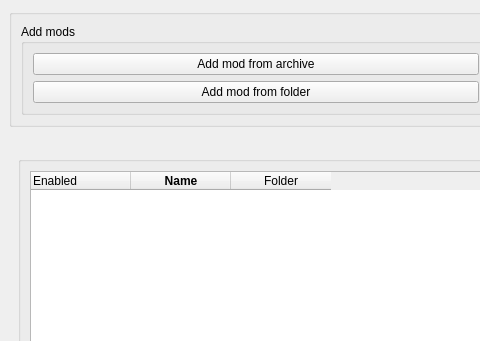
First picture: the form in ui/modbuddy.ui, repository OlavStornes/ModBuddy, before the edit; both pictures show x 0 to 480 and y 0 to 341 of the 1463 by 809 pixel window.
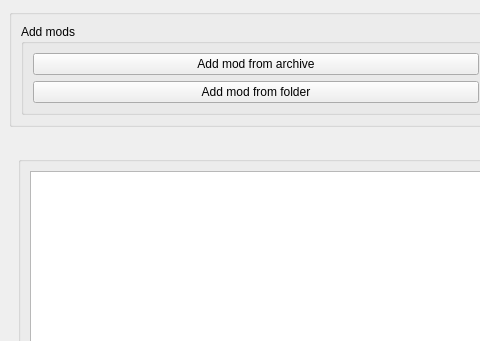
Second picture: the form after the edit.

Commit message: Refactor to use tableView

```diff
--- a/ui/modbuddy.ui
+++ b/ui/modbuddy.ui
@@ -138,7 +138,7 @@
          </property>
          <layout class="QHBoxLayout" name="horizontalLayout_3">
           <item>
-           <widget class="QTableWidget" name="mod_list">
+           <widget class="QTableView" name="mod_list">
             <property name="sizePolicy">
              <sizepolicy hsizetype="Expanding" vsizetype="Expanding">
               <horstretch>1</horstretch>
@@ -178,39 +178,12 @@
             <property name="cornerButtonEnabled">
              <bool>true</bool>
             </property>
-            <attribute name="horizontalHeaderShowSortIndicator" stdset="0">
-             <bool>false</bool>
-            </attribute>
-            <attribute name="horizontalHeaderStretchLastSection">
+            <attribute name="verticalHeaderVisible">
              <bool>false</bool>
             </attribute>
             <attribute name="verticalHeaderCascadingSectionResizes">
              <bool>true</bool>
             </attribute>
-            <column>
-             <property name="text">
-              <string>Enabled</string>
-             </property>
-             <property name="textAlignment">
-              <set>AlignLeading|AlignVCenter</set>
-             </property>
-            </column>
-            <column>
-             <property name="text">
-              <string>Name</string>
-             </property>
-             <property name="font">
-              <font>
-               <weight>75</weight>
-               <bold>true</bold>
-              </font>
-             </property>
-            </column>
-            <column>
-             <property name="text">
-              <string>Folder</string>
-             </property>
-            </column>
            </widget>
           </item>
           <item>
```
Left out of the diff: 3 changed lines with no effect on the pictures. The commit also changes 2 other files.
